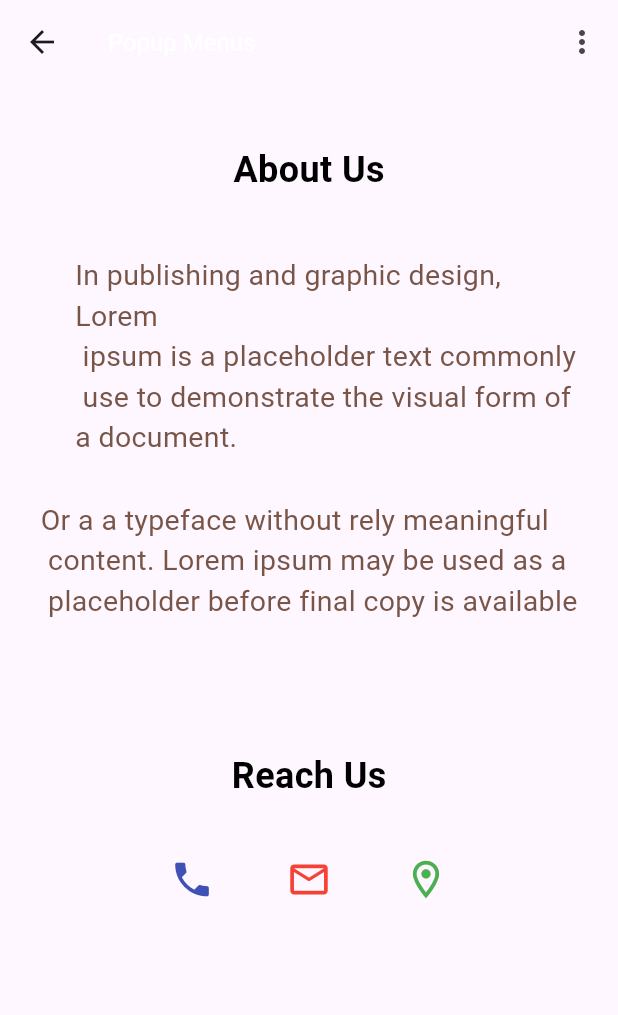
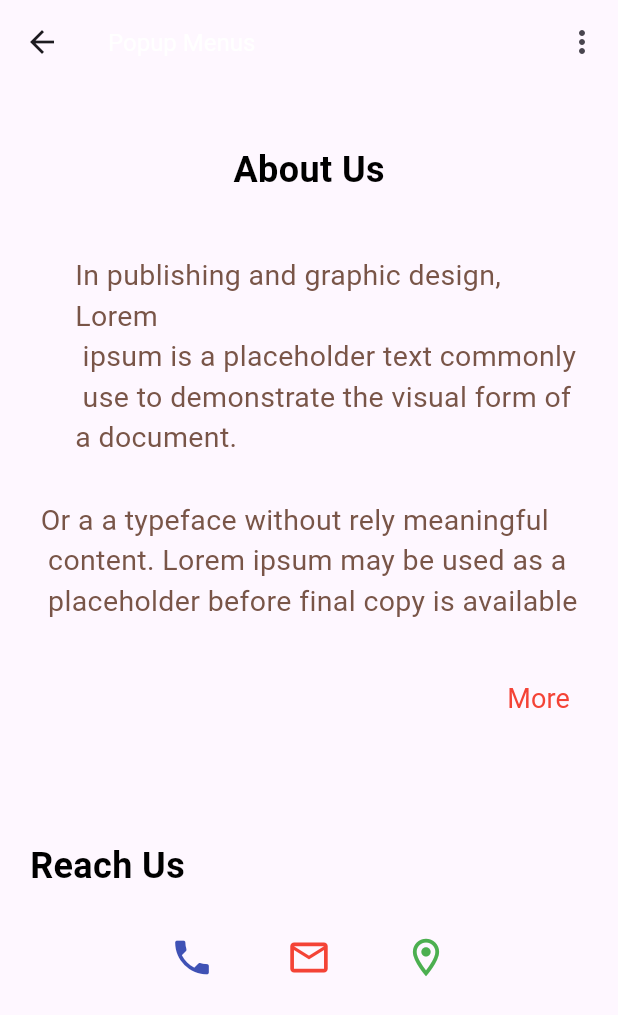
Before and after one commit to aelina-frontend/flutter_courses, a Flutter app: the InfoPage screen opened by its route, on a phone screen of 412 x 824 dp. Shown: the top 1015 px of the screen. Run offline on Flutter 3.47's test engine with Material 3 defaults, Android fonts, the light colour scheme and no system bars; our stand-ins replace font_awesome_flutter; Roboto replaces fonts that are missing (Red Hat Text).

Commit message:
начала добавлять карту и все удалила

```diff
--- a/lib/screens/info_page.dart
+++ b/lib/screens/info_page.dart
@@ -30,11 +30,24 @@ class InfoPage extends StatelessWidget {
               child: Text('Or a a typeface without rely meaningful\n content. Lorem ipsum may be used as a\n placeholder before final copy is available',
                 style: TextStyle(fontSize: 19, fontWeight: FontWeight.w400, fontFamily: 'Red Hat Text', color: Colors.brown),),
             ),
+        SizedBox(height: 20,),
+        Row(
+          children: [
+            Spacer(),
+            TextButton(onPressed: (){},
+                child: Text('More', style: TextStyle(fontSize: 18, fontWeight: FontWeight.w400, fontFamily: 'Roboto', color: Colors.red),),
+            ),
+            SizedBox(width: 20,),
+          ],
+        ),
         SizedBox(height: 70,),
-            Padding(
-                padding: EdgeInsets.all(8.0),
-              child: Text('Reach Us', style: TextStyle(fontSize: 24, fontWeight: FontWeight.w700, fontFamily: 'Roboto', color: Colors.black),)
-            ),
+        Row(
+          children: [
+            SizedBox(width: 20,),
+            Text('Reach Us', style: TextStyle(fontSize: 24, fontWeight: FontWeight.w700, fontFamily: 'Roboto', color: Colors.black),),
+            Spacer(),
+          ],
+        ),
             SizedBox(height: 20,),
             Row(
               mainAxisAlignment: MainAxisAlignment.center,
--- a/pubspec.yaml
+++ b/pubspec.yaml
@@ -38,6 +38,12 @@ dependencies:
   provider: ^6.1.2
   font_awesome_flutter: ^10.7.0
   dio: ^5.7.0
+
+  flutter_polyline_points: ^2.1.0
+  google_maps_flutter: ^2.9.0
+  google_places_flutter: ^2.0.9
+  google_api_headers: ^4.2.3
+  google_maps_flutter_web: ^0.5.10
 
 dev_dependencies:
   flutter_test:
```
Also changed, not shown: lib/main.dart (line endings or trailing spaces), 1 other file.
